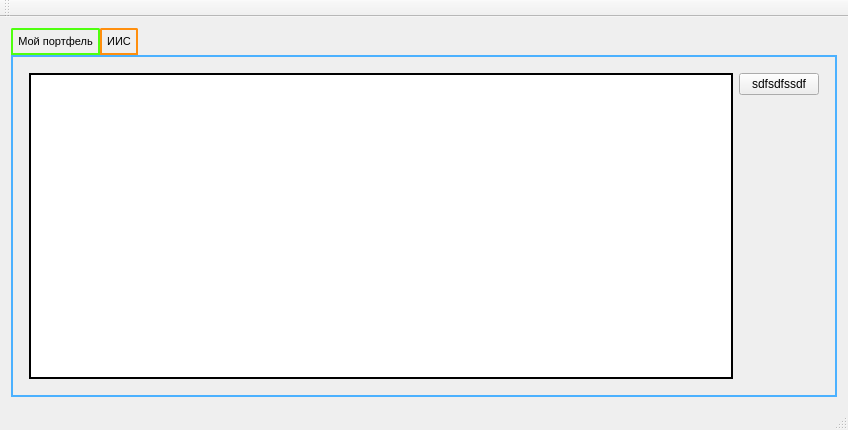
This is soft/FG_InvestPC/mainwindow.ui in grifill/FG_Invest as Qt 5 draws it before an edit. The edited form follows.
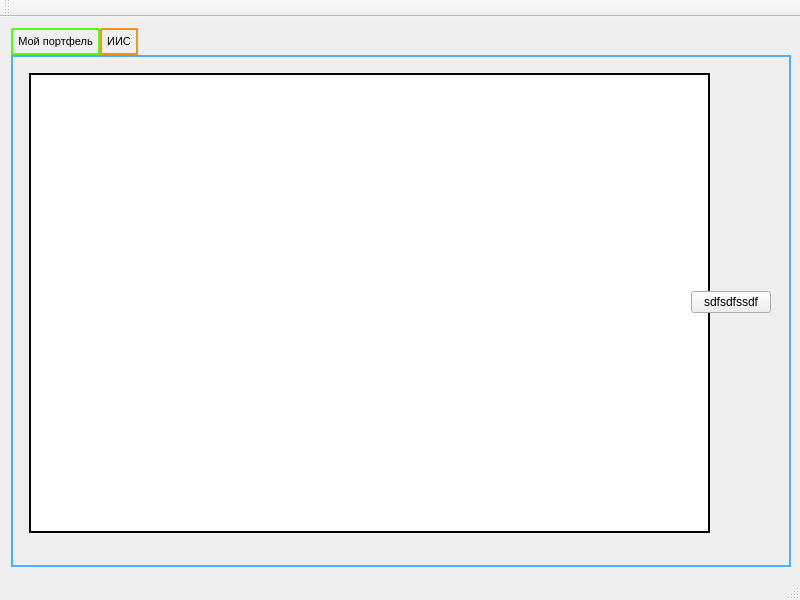
This is the edited form.

```diff
--- a/soft/FG_InvestPC/mainwindow.ui
+++ b/soft/FG_InvestPC/mainwindow.ui
@@ -6,10 +6,22 @@
    <rect>
     <x>0</x>
     <y>0</y>
-    <width>848</width>
-    <height>430</height>
+    <width>800</width>
+    <height>600</height>
    </rect>
   </property>
+  <property name="minimumSize">
+   <size>
+    <width>800</width>
+    <height>600</height>
+   </size>
+  </property>
+  <property name="maximumSize">
+   <size>
+    <width>800</width>
+    <height>600</height>
+   </size>
+  </property>
   <property name="windowTitle">
    <string>MainWindow</string>
   </property>
@@ -17,6 +29,12 @@
    <layout class="QGridLayout" name="gridLayout_2">
     <item row="0" column="0">
      <widget class="QTabWidget" name="CentralTab">
+      <property name="minimumSize">
+       <size>
+        <width>780</width>
+        <height>530</height>
+       </size>
+      </property>
       <property name="font">
        <font>
         <family>MS Shell Dlg 2</family>
@@ -90,31 +108,24 @@
        <attribute name="title">
         <string>Мой портфель</string>
        </attribute>
-       <layout class="QGridLayout" name="gridLayout_3">
-        <item row="0" column="0">
+       <widget class="QWidget" name="gridLayoutWidget">
+        <property name="geometry">
+         <rect>
+          <x>0</x>
+          <y>0</y>
+          <width>764</width>
+          <height>481</height>
+         </rect>
+        </property>
          <layout class="QGridLayout" name="gridLayout">
-          <item row="1" column="1">
-           <spacer name="verticalSpacer">
-            <property name="orientation">
-             <enum>Qt::Vertical</enum>
-            </property>
-            <property name="sizeHint" stdset="0">
-             <size>
-              <width>20</width>
-              <height>40</height>
-             </size>
-            </property>
-           </spacer>
-          </item>
-          <item row="0" column="1">
-           <widget class="QPushButton" name="refresh">
-            <property name="text">
-             <string>sdfsdfssdf</string>
-            </property>
-           </widget>
-          </item>
-          <item row="0" column="0" rowspan="2">
+         <item row="0" column="0">
            <widget class="QTableView" name="maintable">
+           <property name="minimumSize">
+            <size>
+             <width>681</width>
+             <height>460</height>
+            </size>
+           </property>
             <property name="font">
              <font>
               <pointsize>8</pointsize>
@@ -209,9 +220,15 @@
             </attribute>
            </widget>
           </item>
-         </layout>
-        </item>
-       </layout>
+         <item row="0" column="1">
+          <widget class="QPushButton" name="refresh">
+           <property name="text">
+            <string>sdfsdfssdf</string>
+           </property>
+          </widget>
+         </item>
+        </layout>
+       </widget>
       </widget>
       <widget class="QWidget" name="IIS">
        <attribute name="title">
```
Left out of the diff: 2 changed lines with no effect on the pictures. Lines whose indentation alone changed are shown as unchanged.
